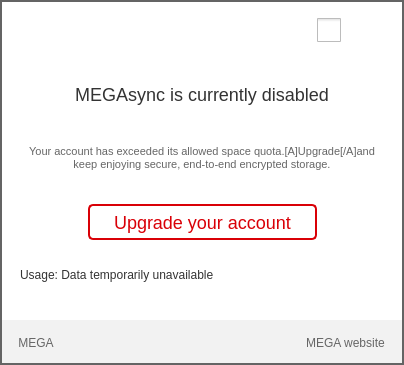
Qt form Source/MEGASync/gui/win/InfoOverQuotaDialog.ui (meganz/MEGAsync) before a commit.
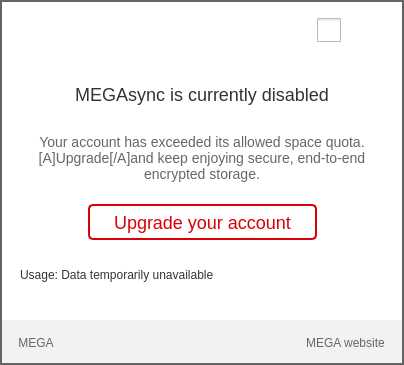
The same form after that commit. Icons and pictures are not drawn. Custom widgets are drawn as their Qt base class.

Commit message: Fixed an invalid CSS property

```diff
--- a/Source/MEGASync/gui/win/InfoOverQuotaDialog.ui
+++ b/Source/MEGASync/gui/win/InfoOverQuotaDialog.ui
@@ -136,7 +136,7 @@
 
 #lDescDisabled
 {
-  font_size: 14px;
+  font-size: 14px;
   color: #666666;
 }
 
```
Left out of the diff: 33 changed lines with no effect on the pictures.
